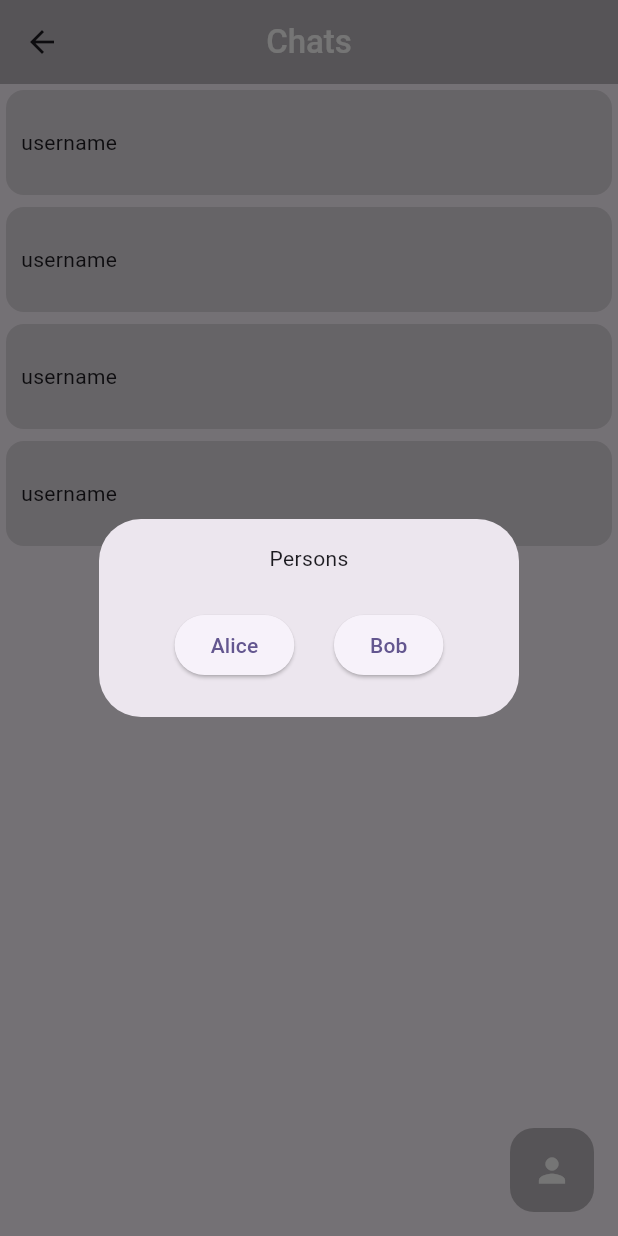
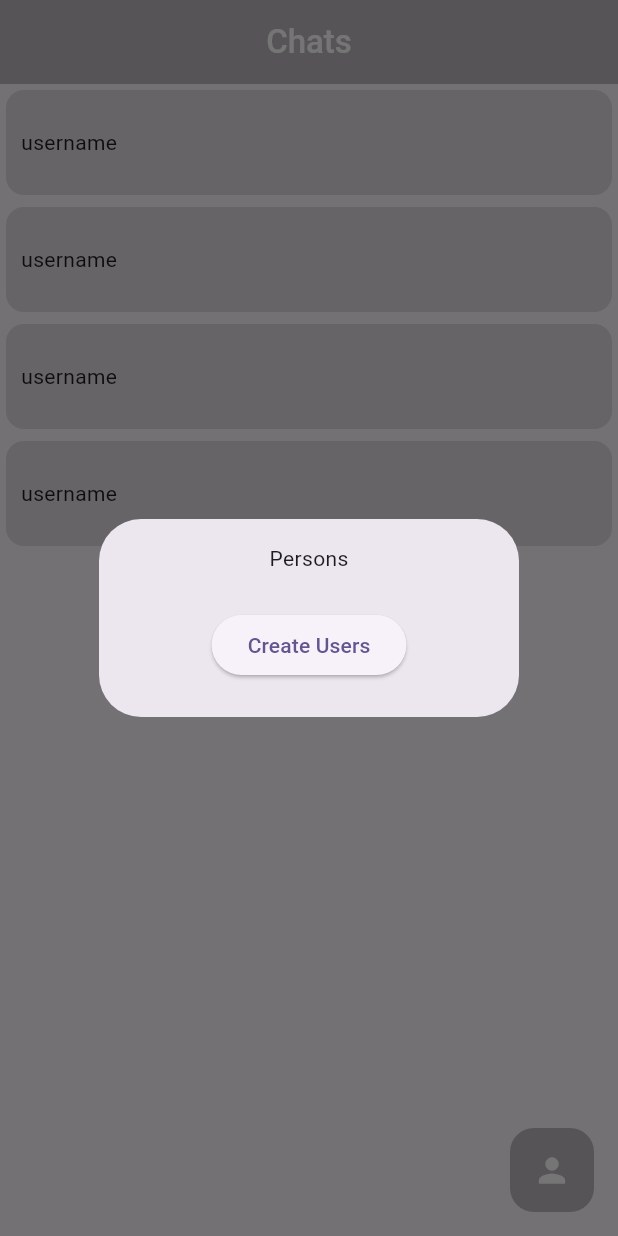
Before and after one commit to Matvey0808/flutter-realtime-chat, a Flutter app: the HomePage screen opened directly, after a tap on the "person" icon, on a phone screen of 412 x 824 dp. Run offline on Flutter 3.47's test engine with Material 3 defaults, Android fonts, the phone set to English and light mode, and no system bars; our stand-ins replace bloc, equatable, flutter_bloc.

Commit message:
change createRoom in ApiService class and implemented RoomCubit with create Users and Room

```diff
--- a/lib/main.dart
+++ b/lib/main.dart
@@ -15,7 +15,7 @@ class MyApp extends StatelessWidget {
       theme: ThemeData(
         colorScheme: .fromSeed(seedColor: Colors.deepPurpleAccent)
       ),
-      home: ChatPage()
+      home: HomePage()
     );
   }
 }
--- /dev/null
+++ b/lib/src/features/home/presentation/bloc/room_cubit.dart
@@ -0,0 +1,73 @@
+import 'package:equatable/equatable.dart';
+import 'package:flutter_bloc/flutter_bloc.dart';
+import 'package:flutter_realtime_chat/src/features/chat/models/user_model.dart';
+import 'package:flutter_realtime_chat/src/features/chat/services/api_service.dart';
+import 'package:flutter_realtime_chat/src/features/home/models/room_model.dart';
+
+enum RoomStatus {
+  initial,
+  loading,
+  ready,
+  error,
+}
+
+class RoomState extends Equatable {
+  final RoomStatus status;
+  final User? alice;
+  final User? bob;
+  final Room? room;
+  final String? error;
+
+  const RoomState({
+    this.status = RoomStatus.initial,
+    this.alice,
+    this.bob,
+    this.room,
+    this.error
+  });
+
+  RoomState copyWith({
+    RoomStatus? status,
+    User? alice,
+    User? bob,
+    Room? room,
+    String? error
+  }) {
+    return RoomState(
+      status: status ?? this.status,
+      alice: alice ?? this.alice,
+      bob: bob ?? this.bob,
+      room: room ?? this.room,
+      error: error ?? this.error
+    );
+  }
+
+  @override
+  List<Object?> get props => [status, alice, bob, room, error];
+}
+
+class RoomCubit extends Cubit<RoomState> {
+  final ApiService _apiService;
+
+  RoomCubit(this._apiService) : super(const RoomState());
+
+  Future<void> createUsers() async {
+    emit(state.copyWith(status: RoomStatus.loading));
+    try {
+      final alice = await _apiService.createUser('Alice');
+      final bob = await _apiService.createUser('Bob');
+
+      final room = await _apiService.createRoom(alice.id, bob.id);
+
+      emit(state.copyWith(
+        status: RoomStatus.ready,
+        alice: alice,
+        bob: bob,
+        room: room
+      ));
+    } catch (e) {
+      emit(state.copyWith(status: RoomStatus.error, error: 'Failed'));
+      print('Error creating Alice, Bob, or room $e');
+    }
+  }
+}
--- a/lib/src/features/home/presentation/pages/home_page.dart
+++ b/lib/src/features/home/presentation/pages/home_page.dart
@@ -1,12 +1,21 @@
 import 'package:flutter/material.dart';
+import 'package:flutter_bloc/flutter_bloc.dart';
+import 'package:flutter_realtime_chat/src/features/chat/services/api_service.dart';
+import 'package:flutter_realtime_chat/src/features/home/presentation/bloc/room_cubit.dart';
 import 'package:flutter_realtime_chat/src/features/home/presentation/widgets/chat_card_widget.dart';
 import 'package:flutter_realtime_chat/src/features/home/presentation/widgets/person_add_dialog_widget.dart';
 
 class HomePage extends StatelessWidget {
   const HomePage({super.key});
 
+  static final ApiService _apiService = ApiService("user-alice-id");
+
   @override
   Widget build(BuildContext context) {
+    return BlocProvider(
+      create: (context) => RoomCubit(_apiService),
+      child: Builder(
+        builder: (context) {
           return Scaffold(
             appBar: AppBar(
               backgroundColor: Colors.black26,
@@ -16,7 +25,9 @@ class HomePage extends StatelessWidget {
               ),
               centerTitle: true,
             ),
-      body: Column(
+            body: BlocBuilder<RoomCubit, RoomState>(
+              builder: (context, state) {
+                return Column(
                   children: [
                     Expanded(
                       child: ListView.builder(
@@ -25,18 +36,24 @@ class HomePage extends StatelessWidget {
                           return ChatCardWidget();
                         },
                       ),
-          )
+                    ),
                   ],
+                );
+              },
             ),
             floatingActionButton: FloatingActionButton(
               backgroundColor: Colors.black26,
               elevation: 0,
               highlightElevation: 0,
               onPressed: () {
-          showDialogPersonAdd(context);
+                final cubit = context.read<RoomCubit>();
+                showDialogPersonAdd(context, cubit);
               },
               child: Icon(Icons.person, size: 26, color: Colors.white),
             ),
           );
         }
+      ),
+    );
   }
+}
--- a/lib/src/features/home/presentation/widgets/person_add_dialog_widget.dart
+++ b/lib/src/features/home/presentation/widgets/person_add_dialog_widget.dart
@@ -1,16 +1,19 @@
 import 'package:flutter/material.dart';
+import 'package:flutter_realtime_chat/src/features/home/presentation/bloc/room_cubit.dart';
 
-void showDialogPersonAdd(BuildContext context) {
+void showDialogPersonAdd(BuildContext context, RoomCubit cubit) {
   showDialog(
     context: context,
     builder: (dialogContext) {
-      return PersonAddDialogWidget();
+      return PersonAddDialogWidget(cubit: cubit);
     },
   );
 }
 
 class PersonAddDialogWidget extends StatelessWidget {
-  const PersonAddDialogWidget({super.key});
+  const PersonAddDialogWidget({super.key, required this.cubit});
+
+  final RoomCubit cubit;
 
   @override
   Widget build(BuildContext context) {
@@ -20,18 +23,13 @@ class PersonAddDialogWidget extends StatelessWidget {
         children: [Center(child: Text("Persons"))],
       ),
       actions: <Widget>[
-        Row(
-          mainAxisAlignment: MainAxisAlignment.spaceEvenly,
-          children: [
-            ElevatedButton(
-              onPressed: () => Navigator.pop(context),
-              child: Text("Alice"),
-            ),
-            ElevatedButton(
-              onPressed: () => Navigator.pop(context),
-              child: Text("Bob"),
-            ),
-          ],
+        Center(
+          child: ElevatedButton(
+            onPressed: () {
+              cubit.createUsers();
+            },
+            child: Text("Create Users")
+          ),
         ),
       ],
     );
--- a/pubspec.yaml
+++ b/pubspec.yaml
@@ -15,6 +15,7 @@ dependencies:
   http: ^1.6.0
   flutter_bloc: ^9.1.1
   freezed: ^3.2.5
+  equatable: ^2.0.8
 
   cupertino_icons: ^1.0.8
 
```
Also changed, not shown: lib/src/features/chat/services/api_service.dart (+6 -23 lines), lib/src/features/home/models/room_model.dart (renamed from lib/src/features/chat/models/room_model.dart), pubspec.lock. Lines whose indentation alone changed are shown as unchanged.
